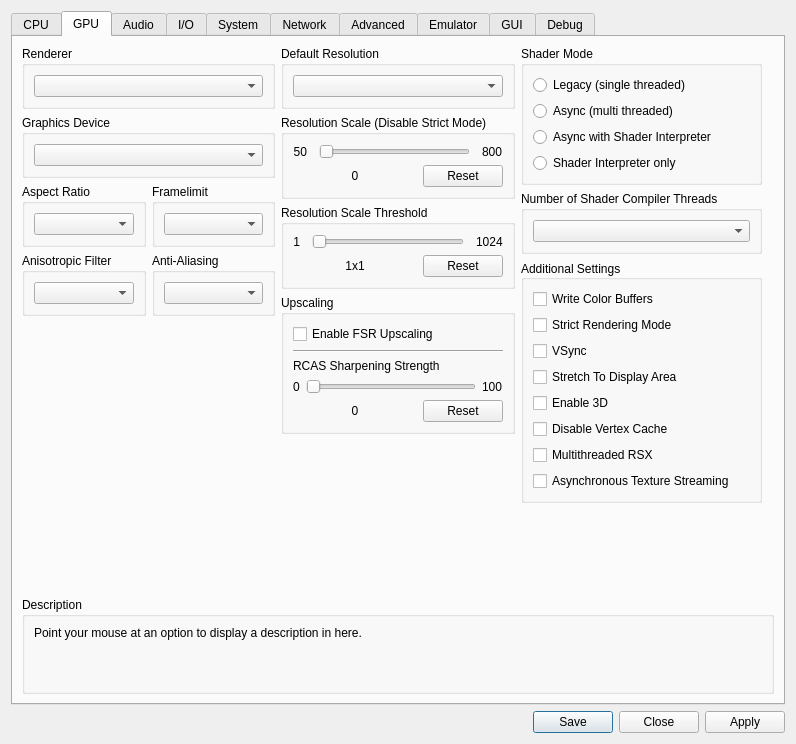
The window that rpcs3/rpcs3qt/settings_dialog.ui (RPCS3/rpcs3) describes before a commit, drawn with Qt 5.
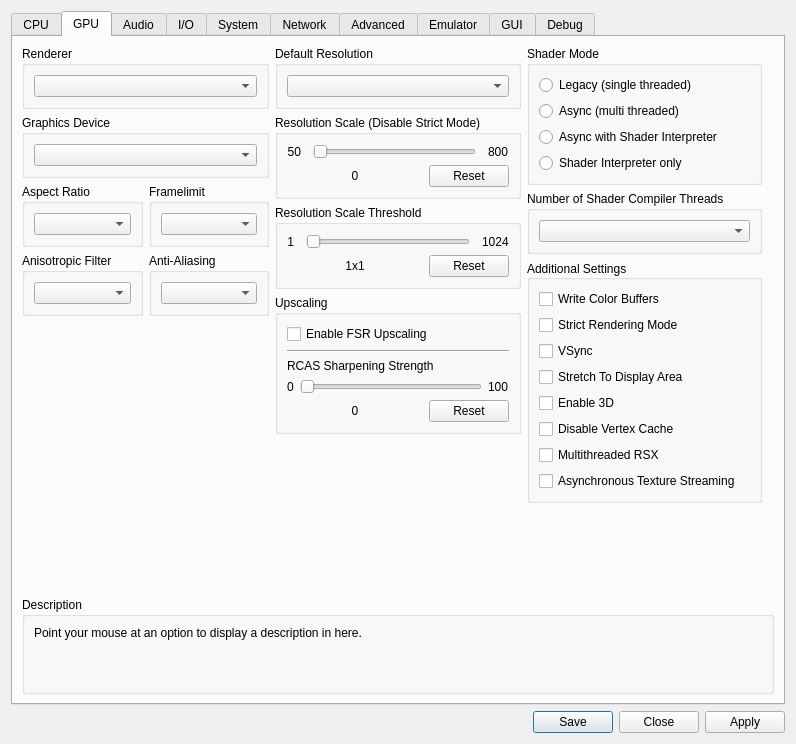
The same window after the commit. The open tabs and pages were chosen to show the change. Icons and pictures are not drawn.

Commit message:
ui: fix spacing on gpu tab
just changed back what didn't seem important from kd's changes lol

The edit to the form file:
```diff
--- a/rpcs3/rpcs3qt/settings_dialog.ui
+++ b/rpcs3/rpcs3qt/settings_dialog.ui
@@ -345,7 +345,7 @@
       </attribute>
       <layout class="QVBoxLayout" name="gpuTab_layout" stretch="0,1,0">
        <item>
-        <layout class="QHBoxLayout" name="gpuTabLayout" stretch="1,0,1">
+        <layout class="QHBoxLayout" name="gpuTabLayout" stretch="1,1,1">
          <item>
           <layout class="QVBoxLayout" name="gpuTabLayoutLeft">
            <item>
```
Left out of the diff: 2 changed lines with no effect on the pictures.
